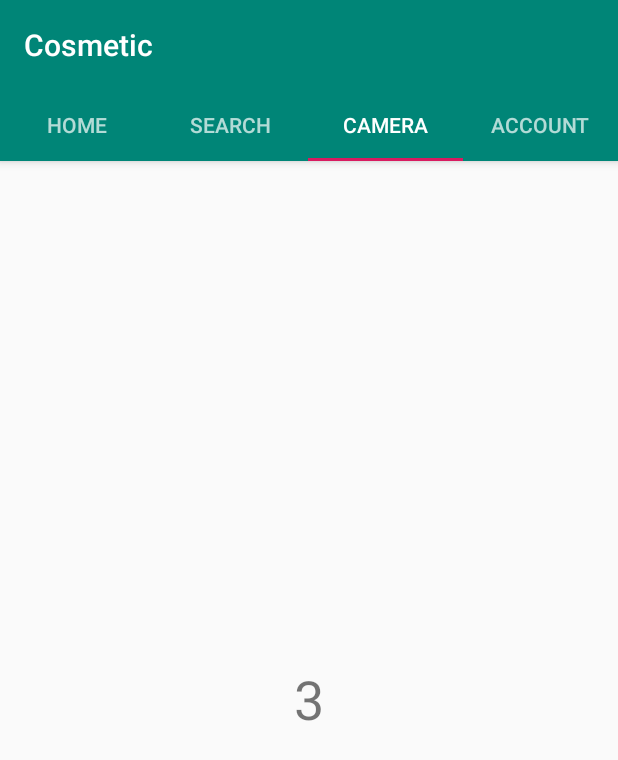
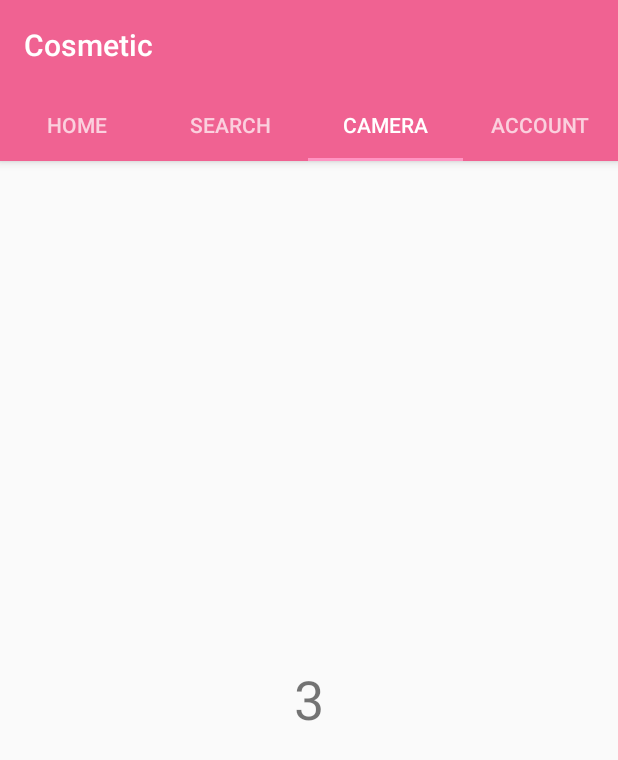
Before and after one commit to kantee2540/cosmetic, an Android app: the screen it shows after launch (MainActivity), tab 3 chosen, on a phone screen of 412 x 824 dp. Shown: the top 760 px of the screen. Run offline under Robolectric (Android 15) with nearby library versions, the phone set to English and light mode, and no system bars.

Commit message:
change color

```diff
--- a/app/src/main/res/values/colors.xml
+++ b/app/src/main/res/values/colors.xml
@@ -1,6 +1,6 @@
 <?xml version="1.0" encoding="utf-8"?>
 <resources>
-    <color name="colorPrimary">#008577</color>
-    <color name="colorPrimaryDark">#00574B</color>
-    <color name="colorAccent">#D81B60</color>
+    <color name="colorPrimary">#f06292</color>
+    <color name="colorPrimaryDark">#ba2d65</color>
+    <color name="colorAccent">#ff94c2</color>
 </resources>
```
